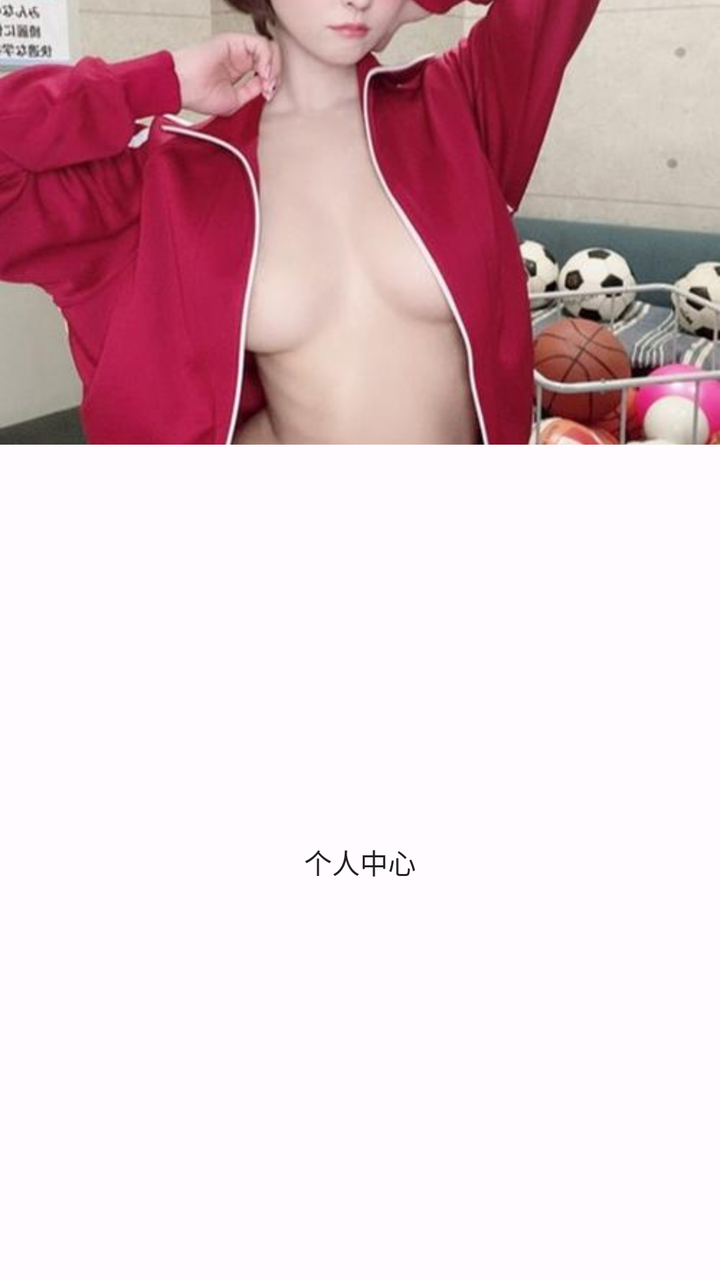
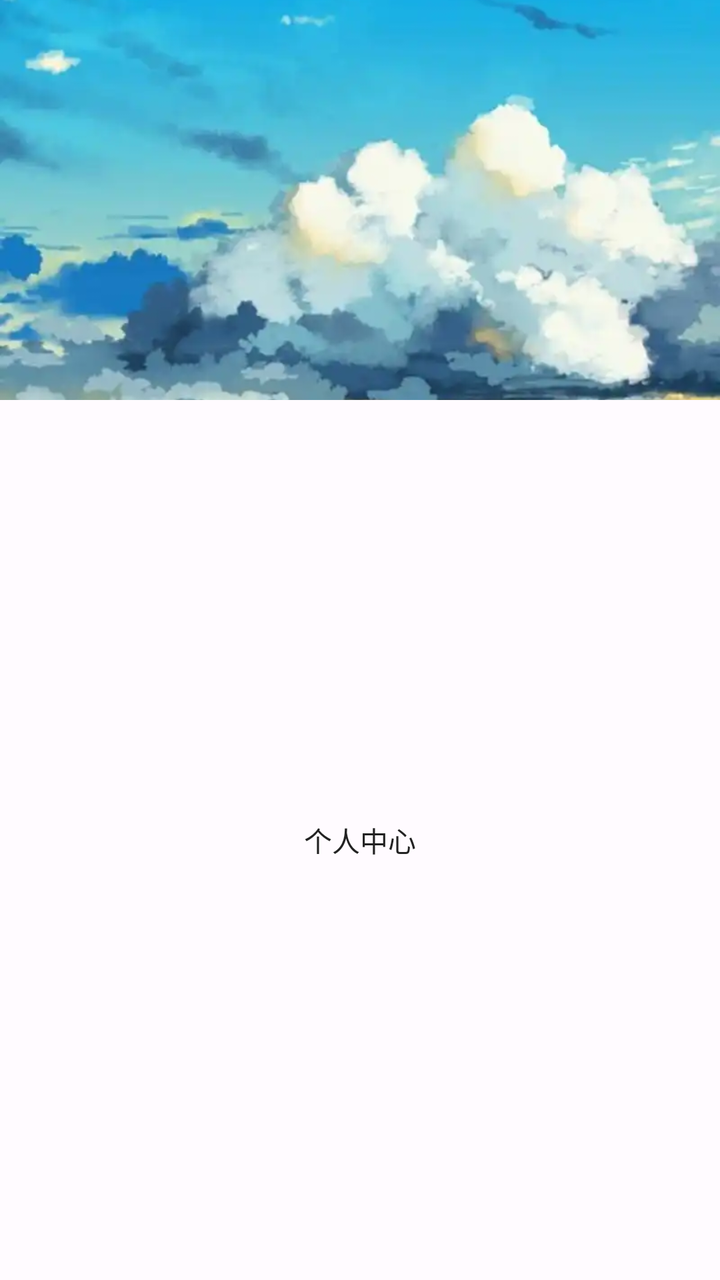

Compare the two renders of this Android layout. The source of the first and the diff that turns it into the second are given below.
<!-- AndroidManifest.xml: application theme Theme.Project -->
<!-- res/layout/fragment_user.xml -->
<?xml version="1.0" encoding="utf-8"?>
<LinearLayout xmlns:android="http://schemas.android.com/apk/res/android"
    android:layout_width="match_parent"
    android:layout_height="match_parent"
    android:orientation="vertical">

    <androidx.appcompat.widget.AppCompatImageView
        android:id="@+id/userHeadImg"
        android:layout_width="match_parent"
        android:layout_height="wrap_content"
        android:scaleType="centerCrop"
        android:src="@drawable/sanshang_teacher" />

    <androidx.appcompat.widget.AppCompatTextView
        android:layout_width="match_parent"
        android:layout_height="match_parent"
        android:gravity="center"
        android:text="@string/bottom_title_user" />
</LinearLayout>
<!-- resources referenced by this layout -->
<resources>
  <!-- drawable sanshang_teacher: jpg bitmap (drawable-xxhdpi, 42346 bytes) -->
  <string name="bottom_title_user">个人中心</string>
  <style name="Theme.Project" parent="Theme.AppCompat.Light.NoActionBar">
          
          <item name="colorPrimary">@color/colorPrimary</item>
          <item name="colorPrimaryVariant">@color/colorPrimary</item>
          <item name="colorAccent">@color/colorPrimary</item>
          <item name="colorOnPrimary">@color/colorOnPrimary</item>
          
          <item name="android:statusBarColor" tools:targetApi="l">?attr/colorPrimaryVariant</item>
          
          <item name="android:windowTranslucentStatus">true</item>
          <item name="android:windowIsTranslucent">false</item>
          <item name="android:windowAnimationStyle">@style/activityAnimation</item>
          
          <item name="android:overScrollMode">never</item>
          
          <item name="android:windowBackground">@color/colorBackground</item>
          <item name="android:navigationBarColor">@color/colorBackground</item>
          <item name="android:windowLightNavigationBar">true</item>
          
          <item name="android:textColor">@color/common_text_color</item>
          
          <item name="android:textColorHint">@color/common_text_hint_color</item>
  
          
          <item name="android:textSize">14sp</item>
  
          
          <item name="colorControlHighlight">@color/config_color_separator</item>
  
          <item name="ui_general_shadow_alpha">0.25</item>
          <item name="ui_general_shadow_elevation">14dp</item>
          <item name="ui_radius">10dp</item>
  
          <item name="ui_alpha_pressed">0.6</item>
          <item name="ui_alpha_disabled">0.6</item>
      </style>
  <color name="colorPrimary">#594ACB</color>
  <color name="colorOnPrimary">#FFFFFF</color>
  <style name="activityAnimation" parent="@android:style/Animation">
          <item name="android:activityOpenEnterAnimation">@anim/slide_in_right</item>
          <item name="android:activityOpenExitAnimation">@anim/slide_out_left</item>
          <item name="android:activityCloseEnterAnimation">@anim/slide_in_left</item>
          <item name="android:activityCloseExitAnimation">@anim/slide_out_right</item>
      </style>
  <color name="colorBackground">#FFFBFF</color>
  <color name="common_text_color">#222222</color>
  <color name="common_text_hint_color">#999999</color>
  <color name="config_color_separator">#f2f2f2</color>
</resources>

<!-- the commit's change to res/layout/fragment_user.xml (unified diff, before → after) -->
@@ -7,9 +7,9 @@
     <androidx.appcompat.widget.AppCompatImageView
         android:id="@+id/userHeadImg"
         android:layout_width="match_parent"
-        android:layout_height="wrap_content"
+        android:layout_height="200dp"
         android:scaleType="centerCrop"
-        android:src="@drawable/sanshang_teacher" />
+        android:src="@drawable/ic_splash2" />
 
     <androidx.appcompat.widget.AppCompatTextView
         android:layout_width="match_parent"
<!-- resource entries referenced after the edit -->
@@ -1,6 +1,6 @@
 <!-- resources referenced by this layout -->
 <resources>
-  <!-- drawable sanshang_teacher: jpg bitmap (drawable-xxhdpi, 42346 bytes) -->
+  <!-- drawable ic_splash2: png bitmap (drawable-xxhdpi, 696303 bytes) -->
   <string name="bottom_title_user">个人中心</string>
   <style name="Theme.Project" parent="Theme.AppCompat.Light.NoActionBar">
           
